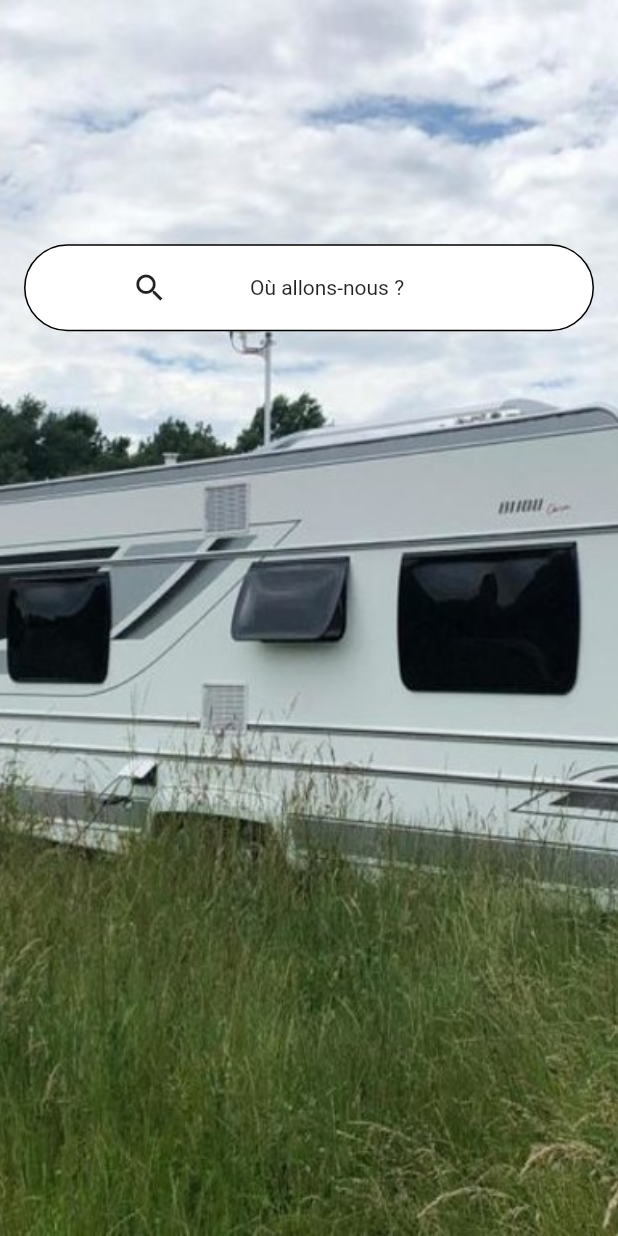
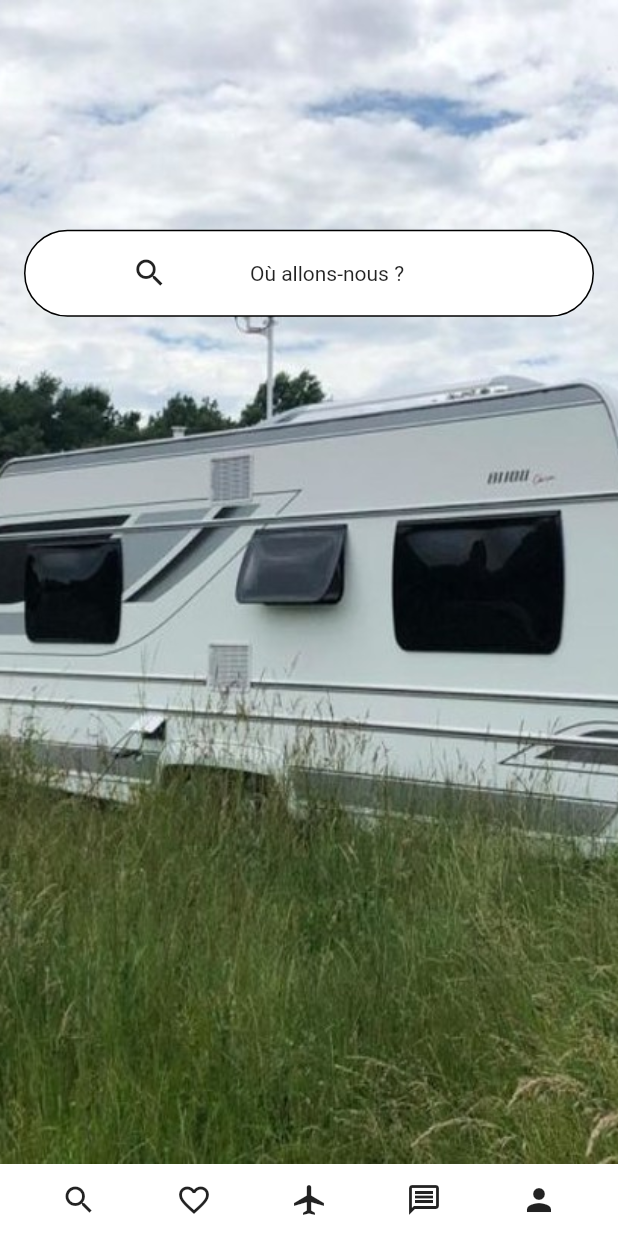
Before and after one commit to adrienvaucard/airbinbi-flutter, a Flutter app: the screen it shows after launch, on a phone screen of 412 x 824 dp. Run offline on Flutter 3.47's test engine with Material 2 defaults, Android fonts, the phone set to English and light mode, and no system bars; missing offline and left inert: dart:ffi.

```diff
--- a/lib/main.dart
+++ b/lib/main.dart
@@ -4,8 +4,9 @@ import 'package:airbinbi_flutter/pages/detailsPage.dart';
 import 'package:airbinbi_flutter/pages/homePage.dart';
 import 'package:airbinbi_flutter/pages/placesPage.dart';
 import 'package:airbinbi_flutter/routes.dart';
-import 'package:airbinbi_flutter/types/placeArguments.dart';
 import 'package:flutter/material.dart';
+
+import 'bo/Place.dart';
 
 void main() {
   runApp(const MyApp());
@@ -26,15 +27,21 @@ class MyApp extends StatelessWidget {
         if(settings.name == ROUTE_LIST_PLACES_PAGE){
           return MaterialPageRoute(builder:(context) =>
               PlacesPage(settings.arguments as int));
+        } else if(settings.name == ROUTE_PLACE_DETAILS_PAGE){
+          return MaterialPageRoute(builder:(context) =>
+              DetailsPage(settings.arguments as Place));
+        } else if(settings.name == ROUTE_LIST_DATES_PAGE){
+          return MaterialPageRoute(builder:(context) =>
+              DatesPage(settings.arguments as List<String>));
         }
       },
       initialRoute: ROUTE_HOME_PAGE,
       routes: <String, WidgetBuilder> {
         ROUTE_HOME_PAGE: (BuildContext context) => HomePage(),
         ROUTE_LIST_CITIES_PAGE: (BuildContext context) => CitiesPage(),
-        //ROUTE_LIST_PLACES_PAGE: (BuildContext context) => PlacesPage(),
-        ROUTE_PLACE_DETAILS_PAGE: (BuildContext context) => DetailsPage(),
-        ROUTE_LIST_DATES_PAGE: (BuildContext context) => DatesPage(),
+        // ROUTE_LIST_PLACES_PAGE: (BuildContext context) => PlacesPage(),
+        // ROUTE_PLACE_DETAILS_PAGE: (BuildContext context) => DetailsPage(),
+        // ROUTE_LIST_DATES_PAGE: (BuildContext context) => DatesPage(),
       },
     );
   }
--- a/lib/pages/citiesPage.dart
+++ b/lib/pages/citiesPage.dart
@@ -3,7 +3,6 @@ import 'dart:convert';
 import 'dart:developer';
 
 import 'package:airbinbi_flutter/bo/City.dart';
-import 'package:airbinbi_flutter/types/placeArguments.dart';
 import 'package:flutter/material.dart';
 import 'package:http/http.dart';
 
--- a/lib/pages/homePage.dart
+++ b/lib/pages/homePage.dart
@@ -57,6 +57,48 @@ class _HomePageState extends State<HomePage> {
           ),
         ),
     ),
-      );
+      bottomNavigationBar: BottomAppBar(
+        child: Container(
+          color: Colors.white,
+          child: Row(
+            mainAxisAlignment: MainAxisAlignment.center,
+            children: [
+              Spacer(),
+              IconButton(
+                  onPressed: () {},
+                  icon: Icon(Icons.search),
+                  tooltip: "Explorer",
+              ),
+              Spacer(),
+              IconButton(
+                  onPressed: () {},
+                  icon: Icon(Icons.favorite_outline),
+                  tooltip: "Favoris",
+
+              ),
+              Spacer(),
+              IconButton(
+                  onPressed: () {},
+                  icon: Icon(Icons.airplanemode_active),
+                  tooltip: "Voyages",
+              ),
+              Spacer(),
+              IconButton(
+                  onPressed: () {},
+                  icon: Icon(Icons.message_outlined),
+                  tooltip: "Messages",
+              ),
+              Spacer(),
+              IconButton(
+                  onPressed: () {},
+                  icon: Icon(Icons.person),
+                  tooltip: "Connexion",
+              ),
+              Spacer(),
+            ],
+          ),
+        ),
+      ),
+    );
   }
 }
--- a/lib/types/placeArguments.dart
+++ /dev/null
@@ -1,5 +0,0 @@
-class PlaceArguments {
-  final int cityId;
-
-  PlaceArguments(this.cityId);
-}
```
Also changed, not shown: lib/pages/datesPage.dart (+21 -2 lines), lib/pages/detailsPage.dart (+55 -2 lines), lib/pages/placesPage.dart (+12 -2 lines).
